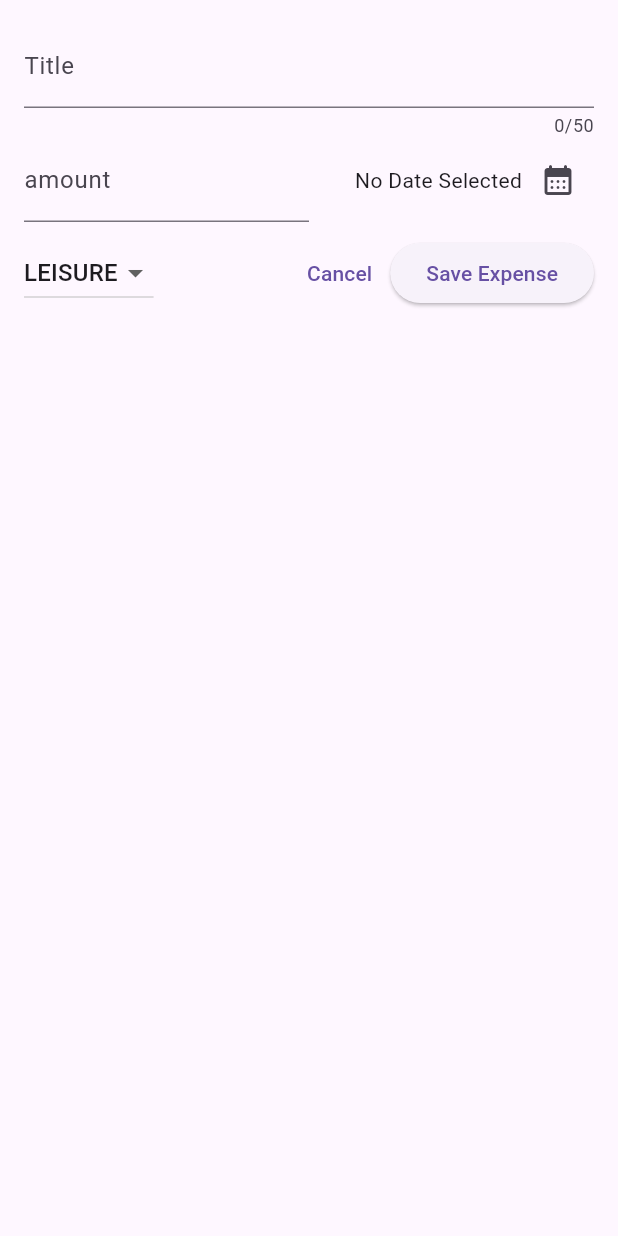
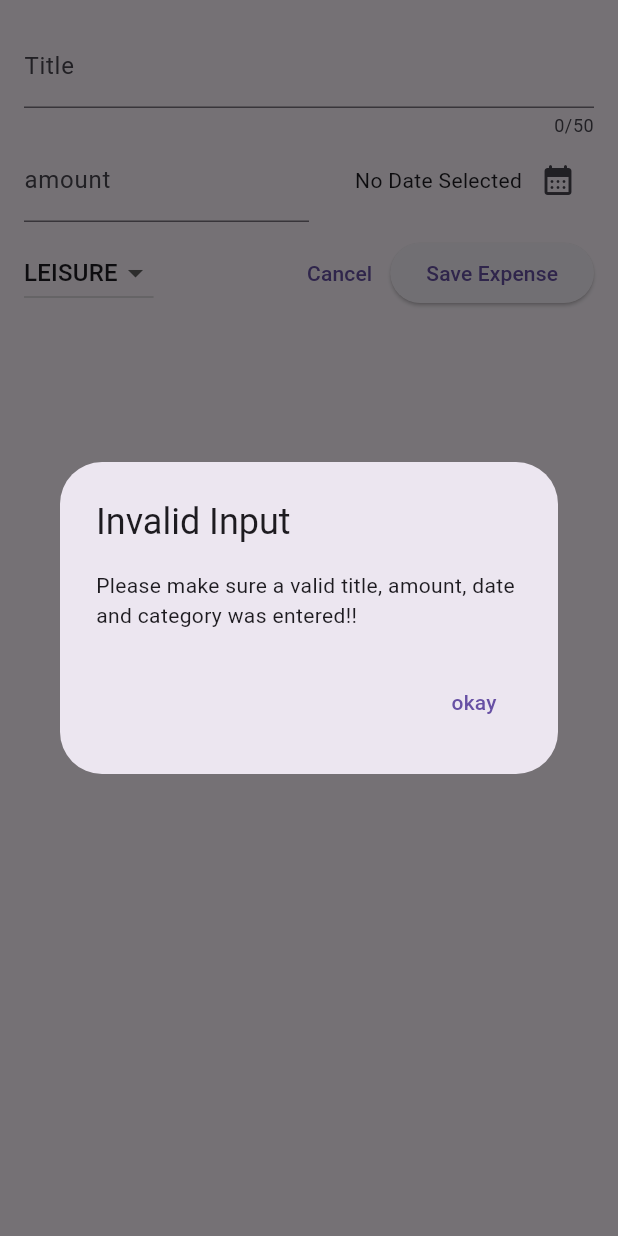
Before and after one commit to HassamAli2174/Modern-Expense-Tracker, a Flutter app: the NewExpense widget shown alone on an empty page, opened directly, after a tap on "Save Expense", on a phone screen of 412 x 824 dp. Run offline on Flutter 3.47's test engine with Material 3 defaults, Android fonts, the phone set to English and light mode, and no system bars.

Commit message:
Add validation to expense submission in NewExpense widget; implement error handling for empty title, invalid amount, and missing date selection.

```diff
--- a/lib/widgets/expenses_list/new_expense.dart
+++ b/lib/widgets/expenses_list/new_expense.dart
@@ -30,6 +30,37 @@ class _NewExpenseState extends State<NewExpense> {
     setState(() {
       _selectedDate = pickedDate;
     });
+  }
+
+  void _submitExpenseData() {
+    final enteredAmount = double.tryParse(
+      _amountController.text,
+    ); //tryParse('hello') => null && tryParse('1.21') => 1.21
+    final amountIsInvalid = enteredAmount == null || enteredAmount < 0;
+    if (_titleController.text.trim().isEmpty ||
+        amountIsInvalid ||
+        _selectedDate == null) {
+      //Show Error
+      showDialog(
+        context: context,
+        builder:
+            (ctx) => AlertDialog(
+              title: const Text('Invalid Input'),
+              content: Text(
+                'Please make sure a valid title, amount, date and category was entered!!',
+              ),
+              actions: [
+                TextButton(
+                  onPressed: () {
+                    Navigator.pop(context);
+                  },
+                  child: Text('okay'),
+                ),
+              ],
+            ),
+      );
+      return;
+    }
   }
 
   @override
@@ -115,6 +146,7 @@ class _NewExpenseState extends State<NewExpense> {
                 onPressed: () {
                   print(_titleController.text);
                   print(_amountController.value);
+                  _submitExpenseData();
                 },
                 child: const Text('Save Expense'),
               ),
```
